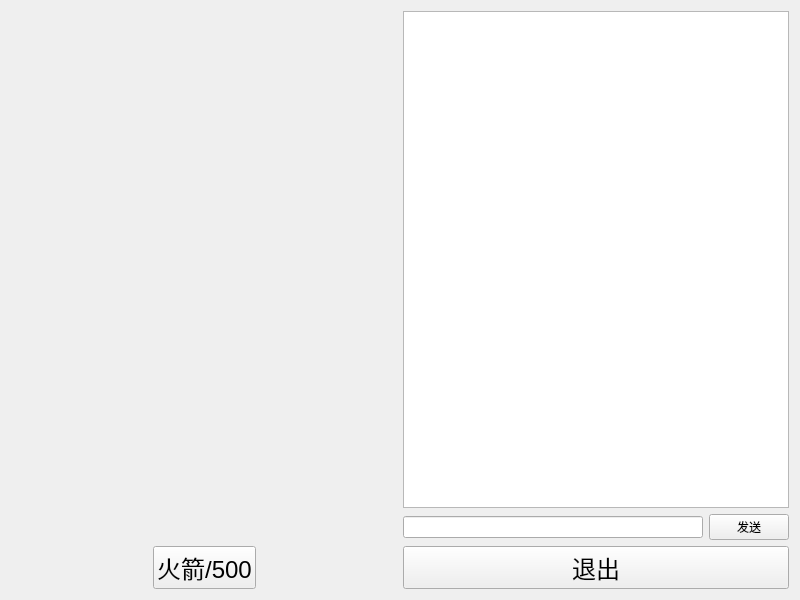
The window that client/w3.ui (meitanteiDapang/liveroom) describes before a commit, drawn with Qt 5.
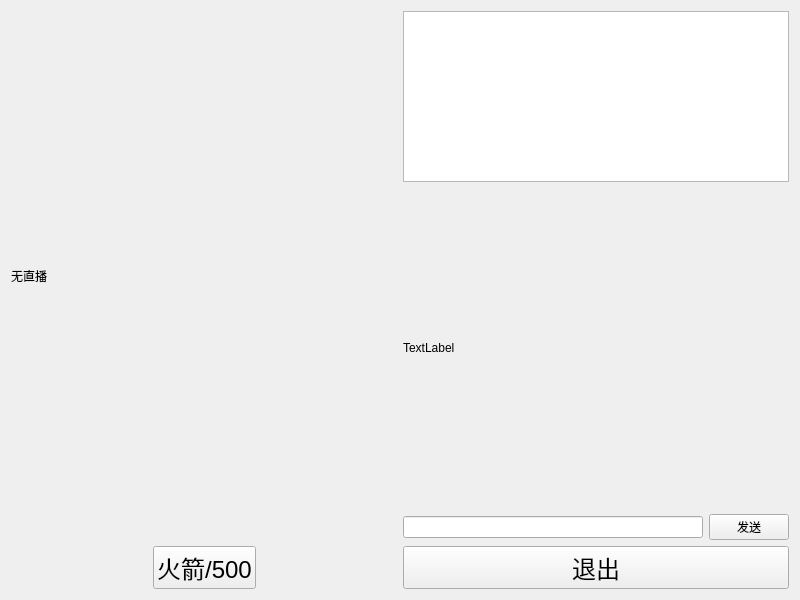
The same window after the commit.

```diff
--- a/client/w3.ui
+++ b/client/w3.ui
@@ -21,6 +21,13 @@
        <property name="sizeConstraint">
         <enum>QLayout::SetFixedSize</enum>
        </property>
+       <item>
+        <widget class="QLabel" name="pic_label">
+         <property name="text">
+          <string>无直播</string>
+         </property>
+        </widget>
+       </item>
       </layout>
      </item>
      <item row="0" column="1">
@@ -42,6 +49,25 @@
          </property>
         </widget>
        </item>
+       <item>
+        <widget class="QLabel" name="label">
+         <property name="sizePolicy">
+          <sizepolicy hsizetype="Preferred" vsizetype="Preferred">
+           <horstretch>0</horstretch>
+           <verstretch>0</verstretch>
+          </sizepolicy>
+         </property>
+         <property name="minimumSize">
+          <size>
+           <width>200</width>
+           <height>320</height>
+          </size>
+         </property>
+         <property name="text">
+          <string>TextLabel</string>
+         </property>
+        </widget>
+       </item>
        <item>
         <layout class="QHBoxLayout" name="horizontalLayout">
          <item>
```
